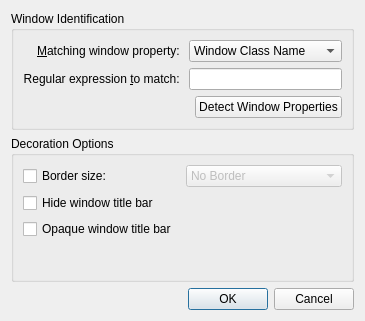
First picture: the form in config/ui/breezeexceptiondialog.ui, repository kupiqu/SierraBreezeEnhanced, before the edit.
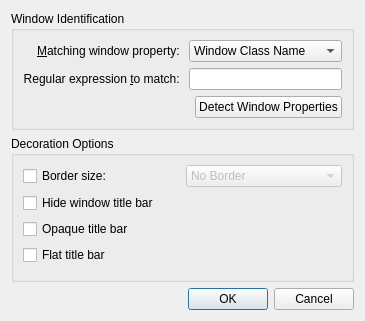
Second picture: the form after the edit.

The edit to the form file:
```diff
--- a/config/ui/breezeexceptiondialog.ui
+++ b/config/ui/breezeexceptiondialog.ui
@@ -155,13 +155,6 @@
         </property>
        </spacer>
       </item>
-      <item row="2" column="0">
-       <widget class="QCheckBox" name="opaqueTitleBar">
-        <property name="text">
-         <string>Opaque window title bar</string>
-        </property>
-       </widget>
-      </item>
       <item row="1" column="0">
        <widget class="QCheckBox" name="hideTitleBar">
         <property name="text">
@@ -169,6 +162,20 @@
         </property>
        </widget>
       </item>
+      <item row="2" column="0">
+       <widget class="QCheckBox" name="opaqueTitleBar">
+        <property name="text">
+         <string>Opaque title bar</string>
+        </property>
+       </widget>
+      </item>
+      <item row="3" column="0">
+       <widget class="QCheckBox" name="flatTitleBar">
+        <property name="text">
+         <string>Flat title bar</string>
+        </property>
+       </widget>
+      </item>
      </layout>
     </widget>
    </item>
```
